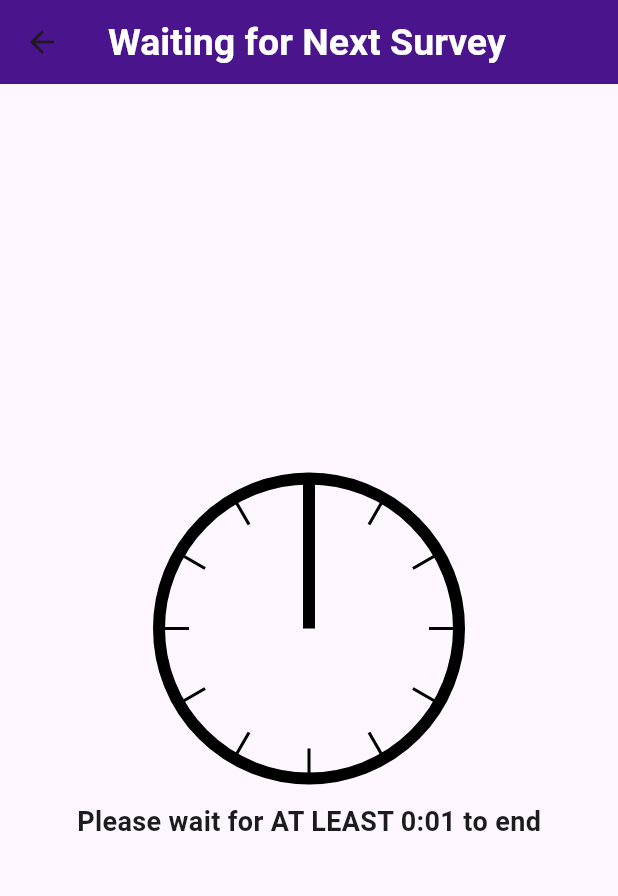
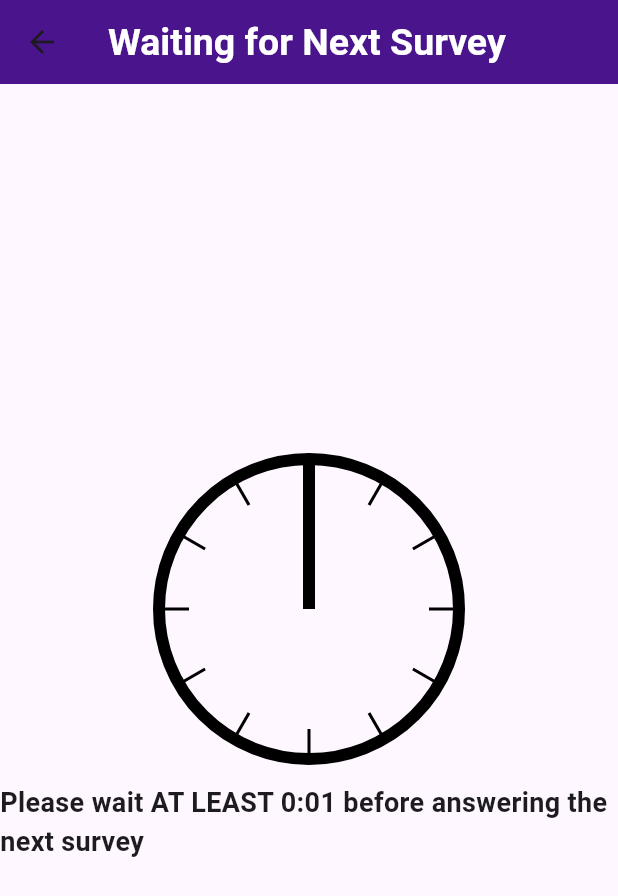
Before and after one commit to cdubs061/lsu_survey_app, a Flutter app: the WaitingSurvey screen opened directly with empty values, on a phone screen of 412 x 824 dp. Shown: the top 896 px of the screen. Run offline on Flutter 3.47's test engine with Material 2 defaults, Android fonts, the phone set to English and light mode, and no system bars; our stand-ins replace shared_preferences; accounts and stored records are empty; network calls fail.

Commit message:
one more thing

```diff
--- a/lib/data_analysis.dart
+++ b/lib/data_analysis.dart
@@ -78,7 +78,7 @@ class DataAnalysis {
     request.files.add(await http.MultipartFile.fromPath('file', file.path));
 
     try {
-      var response = await request.send().timeout(const Duration(seconds: 2));
+      var response = await request.send().timeout(const Duration(seconds: 3));
       if (response.statusCode != 200) {
         return false;
       }
--- a/lib/main.dart
+++ b/lib/main.dart
@@ -275,7 +275,7 @@ class _MyHomePageState extends State<MyHomePage> {
           bool error = await completeFirstSurvey();
 
           if(mounted) {
-            if(username.isNotEmpty && age >= 18 && age <= 65 && gender.isNotEmpty && levelEducation.isNotEmpty) { // && error) {
+            if(username.isNotEmpty && age >= 18 && age <= 65 && gender.isNotEmpty && levelEducation.isNotEmpty && error) {
               setState(() {
                 buttonColor = Colors.green;
               });
--- a/lib/waiting_survey.dart
+++ b/lib/waiting_survey.dart
@@ -90,7 +90,7 @@ class _WaitingSurvey extends State<WaitingSurvey> {
             const ClockIcon(),
             const SizedBox(height: 16),
             Text(
-              'Please wait for AT LEAST $remainingMinutes:${remainingSeconds.toString().padLeft(2, '0')} to end',
+              'Please wait AT LEAST $remainingMinutes:${remainingSeconds.toString().padLeft(2, '0')} before answering the next survey',
               style: const TextStyle(
                 fontSize: 18,
                 fontWeight: FontWeight.bold,
```
Also changed, not shown: 3 other files.
